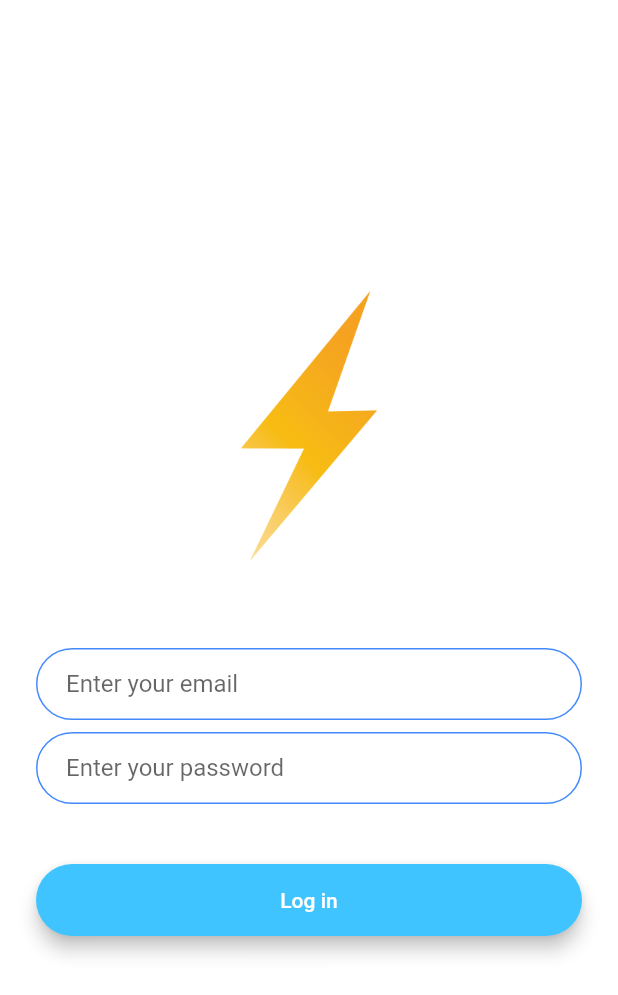
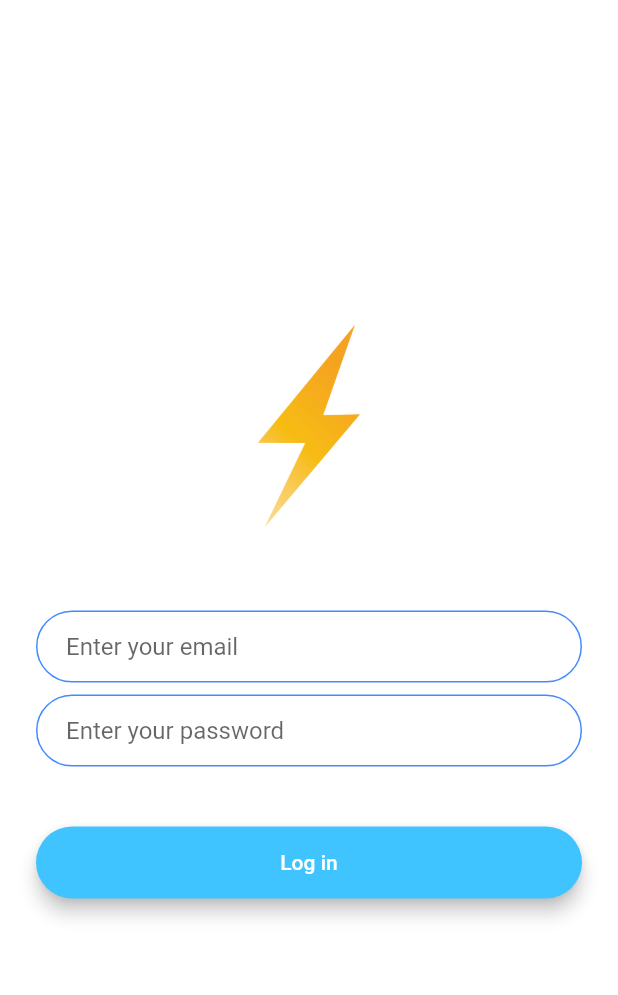
Before and after one commit to BangJihoon/flash_chat, a Flutter app: the LoginScreen screen opened by its route, on a phone screen of 412 x 824 dp. Shown: the top 995 px of the screen. Run offline on Flutter 3.47's test engine with Material 2 defaults, Android fonts, the phone set to English and light mode, and no system bars; drawn by our look-alikes of modal_progress_hud_nsn; our stand-ins replace firebase_auth, firebase_core; accounts and stored records are empty.

```diff
--- a/lib/screens/login_screen.dart
+++ b/lib/screens/login_screen.dart
@@ -2,8 +2,8 @@ import 'package:firebase_auth/firebase_auth.dart';
 import 'package:flash_chat/components/rounded_button.dart';
 import 'package:flash_chat/constants.dart';
 import 'package:flash_chat/screens/chat_screen.dart';
-import 'package:flutter/cupertino.dart';
 import 'package:flutter/material.dart';
+import 'package:modal_progress_hud_nsn/modal_progress_hud_nsn.dart';
 
 class LoginScreen extends StatefulWidget {
   static String id = 'LoginScreen';
@@ -15,11 +15,14 @@ class _LoginScreenState extends State<LoginScreen> {
   final _auth = FirebaseAuth.instance;
   late String email;
   late String password;
+  bool _saving = false;
   @override
   Widget build(BuildContext context) {
     return Scaffold(
       backgroundColor: Colors.white,
-      body: Padding(
+      body: ModalProgressHUD(
+        inAsyncCall: _saving,
+        child: Padding(
           padding: const EdgeInsets.symmetric(horizontal: 24.0),
           child: Column(
             mainAxisAlignment: MainAxisAlignment.center,
@@ -28,7 +31,7 @@ class _LoginScreenState extends State<LoginScreen> {
               Hero(
                 tag: 'logo',
                 child: Container(
-                height: 200.0,
+                  height: 150.0,
                   child: Image.asset('images/logo.png'),
                 ),
               ),
@@ -61,6 +64,10 @@ class _LoginScreenState extends State<LoginScreen> {
                 "Log in",
                 Colors.lightBlueAccent,
                 () async {
+                  setState(() {
+                    _saving = true;
+                  });
+
                   try {
                     final user = await _auth.signInWithEmailAndPassword(
                         email: email, password: password);
@@ -75,6 +82,7 @@ class _LoginScreenState extends State<LoginScreen> {
             ],
           ),
         ),
+      ),
     );
   }
 }
--- a/pubspec.yaml
+++ b/pubspec.yaml
@@ -16,6 +16,8 @@ dependencies:
   firebase_analytics: ^9.1.5
   firebase_auth: ^3.3.14
   cloud_firestore: ^3.1.12
+  modal_progress_hud_nsn: ^0.1.0-nullsafety-0
+
 
 
 dev_dependencies:
```
Also changed, not shown: lib/screens/registration_screen.dart (+13 -2 lines), pubspec.lock. Lines whose indentation alone changed are shown as unchanged.
